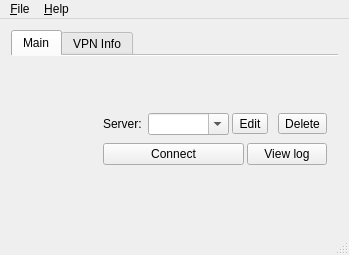
Old version of the form src/dialog/mainwindow.ui in the repository openconnect/openconnect-gui.
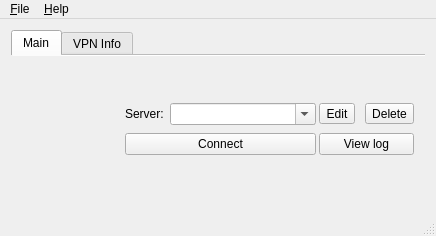
New version of the form. Icons and pictures are not drawn.

```diff
--- a/src/dialog/mainwindow.ui
+++ b/src/dialog/mainwindow.ui
@@ -9,8 +9,8 @@
    <rect>
     <x>0</x>
     <y>0</y>
-    <width>349</width>
-    <height>255</height>
+    <width>436</width>
+    <height>236</height>
    </rect>
   </property>
   <property name="sizePolicy">
@@ -19,10 +19,16 @@
     <verstretch>0</verstretch>
    </sizepolicy>
   </property>
+  <property name="minimumSize">
+   <size>
+    <width>436</width>
+    <height>236</height>
+   </size>
+  </property>
   <property name="maximumSize">
    <size>
-    <width>349</width>
-    <height>255</height>
+    <width>436</width>
+    <height>236</height>
    </size>
   </property>
   <property name="windowIcon">
@@ -91,8 +97,8 @@
               </property>
               <property name="maximumSize">
                <size>
-                <width>60</width>
-                <height>60</height>
+                <width>80</width>
+                <height>80</height>
                </size>
               </property>
               <property name="autoFillBackground">
@@ -405,7 +411,7 @@
     <rect>
      <x>0</x>
      <y>0</y>
-     <width>349</width>
+     <width>436</width>
      <height>20</height>
     </rect>
    </property>
```
